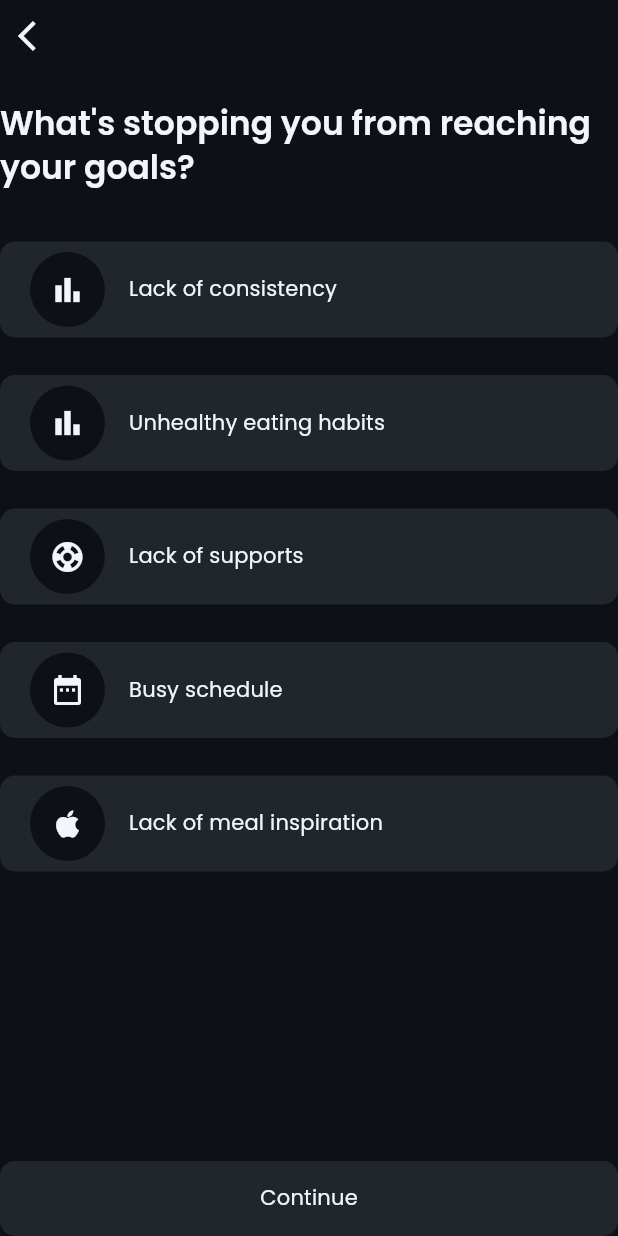
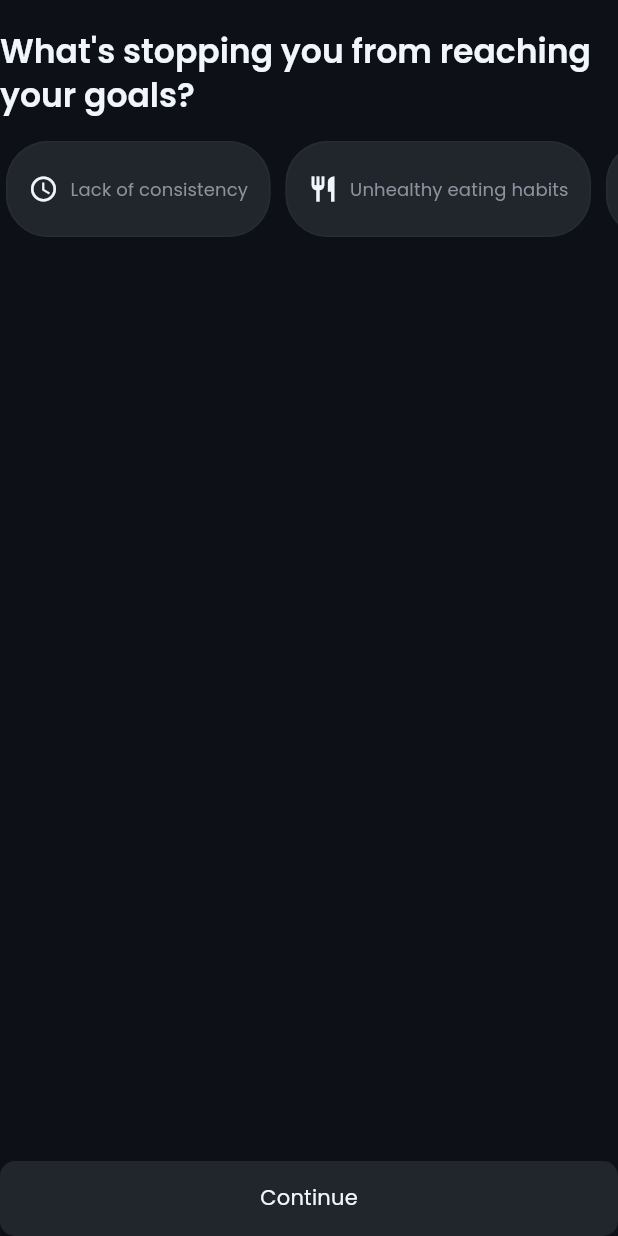
Before and after one commit to akrambel2115/macroaize, a Flutter app: the StoppingGoalView widget shown alone on an empty page, opened directly, on a phone screen of 412 x 824 dp. Run offline on Flutter 3.47's test engine with Material 3 defaults, Android fonts, the phone set to English and light mode, and no system bars; our stand-ins replace camera, carousel_slider, fluttertoast, get, image_cropper, image_picker and 6 more; missing offline and left inert: dart_openai; accounts and stored records are empty; project files that could hold a hidden picture were left out.

Commit message:
Refactor StoppingGoalView to use horizontal chips and Lottie

```diff
--- a/lib/screens/SignUpScreens/SignUpViews/StoppingGoalView.dart
+++ b/lib/screens/SignUpScreens/SignUpViews/StoppingGoalView.dart
@@ -1,7 +1,8 @@
 import 'package:flutter/material.dart';
 import 'package:foodcalorietracker/screens/SignUpScreens/SignUpController.dart';
+import 'package:foodcalorietracker/constant/AppColor.dart';
 import 'package:get/get.dart';
-import '../../../widgets/AppWidgets.dart';
+import 'package:lottie/lottie.dart';
 
 class StoppingGoalView extends GetView<SignUpController> {
   const StoppingGoalView({super.key});
@@ -11,196 +12,107 @@ class StoppingGoalView extends GetView<SignUpController> {
     return Column(
       crossAxisAlignment: CrossAxisAlignment.start,
       children: [
-        AppWidgets.backButton(context, () {
-          Get.back();
-        }),
+        // Back button handled by the SignUp scaffold
         Text(
           "What's stopping you from reaching your goals?".tr,
           style: context.theme.textTheme.headlineLarge,
-        ).paddingOnly(top: 20, bottom: 20),
-        GestureDetector(
-          onTap: () {
-            controller.onChangeStoppingGoal("Lack of consistency");
-          },
-          child: GetBuilder<SignUpController>(
-            builder: (controller) {
-              return Container(
-                padding: EdgeInsets.all(4),
+        ).paddingOnly(top: 20, bottom: 16),
+
+        // Horizontal scrollable chips
+        GetBuilder<SignUpController>(builder: (c) {
+          final items = <Map<String, dynamic>>[
+            {"label": "Lack of consistency".tr, "icon": Icons.schedule, "asset": 'assets/lottie/inconsistence.json'},
+            {"label": "Unhealthy eating habits".tr, "icon": Icons.restaurant, "asset": 'assets/lottie/unhealthy.json'},
+            {"label": "Lack of supports".tr, "icon": Icons.group_off, "asset": 'assets/lottie/lackSupport.json'},
+            {"label": "Busy schedule".tr, "icon": Icons.calendar_month, "asset": 'assets/lottie/busy.json'},
+            {"label": "Lack of meal inspiration".tr, "icon": Icons.lightbulb, "asset": 'assets/lottie/lackInspiration.json'},
+          ];
+          return SizedBox(
+            height: 64,
+            child: ListView.separated(
+              scrollDirection: Axis.horizontal,
+              padding: const EdgeInsets.symmetric(horizontal: 4),
+              itemCount: items.length,
+              separatorBuilder: (_, __) => const SizedBox(width: 10),
+              itemBuilder: (context, index) {
+                final label = items[index]['label'] as String;
+                final icon = items[index]['icon'] as IconData;
+                final bool selected = c.selectedStoppingGoal == label;
+                return GestureDetector(
+                  onTap: () => c.onChangeStoppingGoal(label),
+                  child: AnimatedContainer(
+                    duration: const Duration(milliseconds: 260),
+                    curve: Curves.easeInOut,
+                    padding: EdgeInsets.symmetric(
+                      horizontal: selected ? 16 : 14,
+                      vertical: 10,
+                    ),
                     decoration: BoxDecoration(
-                  color:
-                      controller.selectedStoppingGoal == "Lack of consistency"
-                          ? context.theme.focusColor
-                          : context.theme.cardColor,
-                  borderRadius: BorderRadius.circular(10),
+                      gradient: selected ? AppColor.primaryGradient : null,
+                      color: selected ? null : context.theme.cardColor,
+                      borderRadius: BorderRadius.circular(28),
+                      border: selected ? null : Border.all(color: context.theme.dividerColor.withOpacity(0.4)),
+                      boxShadow: selected
+                          ? [BoxShadow(color: Colors.black.withOpacity(0.06), blurRadius: 10, offset: const Offset(0, 4))]
+                          : null,
                     ),
-                child: ListTile(
-                  title: Text(
-                    "Lack of consistency".tr,
-                    style: context.theme.textTheme.titleMedium,
+                    child: Row(
+                      mainAxisSize: MainAxisSize.min,
+                      children: [
+                        Icon(
+                          icon,
+                          size: 20,
+                          color: selected ? Colors.white : context.theme.primaryColor,
                         ),
-
-                  leading: Container(
-                    height: 50,
-                    width: 50,
-                    padding: EdgeInsets.all(10),
-                    decoration: BoxDecoration(
-                      shape: BoxShape.circle,
-                      color: context.theme.scaffoldBackgroundColor,
+                        const SizedBox(width: 8),
+                        AnimatedDefaultTextStyle(
+                          duration: const Duration(milliseconds: 260),
+                          style: context.theme.textTheme.titleSmall!.copyWith(
+                            color: selected ? Colors.white : context.theme.textTheme.titleSmall!.color,
+                            fontWeight: selected ? FontWeight.w700 : FontWeight.w500,
                           ),
-                    child: Icon(Icons.bar_chart),
+                          child: Text(label),
+                        ),
+                      ],
                     ),
                   ),
-              ).paddingOnly(bottom: 10, top: 15);
+                );
               },
             ),
-        ),
-        GestureDetector(
-          onTap: () {
-            controller.onChangeStoppingGoal("Unhealthy eating habits");
-          },
-          child: GetBuilder<SignUpController>(
-            builder: (controller) {
-              return Container(
-                padding: EdgeInsets.all(4),
-                decoration: BoxDecoration(
-                  color:
-                      controller.selectedStoppingGoal ==
-                              "Unhealthy eating habits"
-                          ? context.theme.focusColor
-                          : context.theme.cardColor,
-                  borderRadius: BorderRadius.circular(10),
-                ),
-                child: ListTile(
-                  title: Text(
-                    "Unhealthy eating habits".tr,
-                    style: context.theme.textTheme.titleMedium,
-                  ),
+          );
+        }),
 
-                  leading: Container(
-                    height: 50,
-                    width: 50,
-                    padding: EdgeInsets.all(10),
-                    decoration: BoxDecoration(
-                      shape: BoxShape.circle,
-                      color: context.theme.scaffoldBackgroundColor,
-                    ),
-                    child: Icon(Icons.bar_chart),
+        const SizedBox(height: 14),
+        // Lottie preview that expands to fill the remaining space
+        GetBuilder<SignUpController>(builder: (c) {
+          final items = <Map<String, dynamic>>[
+            {"label": "Lack of consistency".tr, "asset": 'assets/lottie/inconsistence.json'},
+            {"label": "Unhealthy eating habits".tr, "asset": 'assets/lottie/unhealthy.json'},
+            {"label": "Lack of supports".tr, "asset": 'assets/lottie/lackSupport.json'},
+            {"label": "Busy schedule".tr, "asset": 'assets/lottie/busy.json'},
+            {"label": "Lack of meal inspiration".tr, "asset": 'assets/lottie/lackInspiration.json'},
+          ];
+          final sel = c.selectedStoppingGoal;
+          final matched = sel.isNotEmpty ? items.firstWhere((it) => it['label'] == sel, orElse: () => {}) : {};
+          final asset = matched.isNotEmpty ? matched['asset'] as String : null;
+            return Expanded(
+              child: Center(
+                child: asset == null
+                    ? const SizedBox.shrink()
+                    : SizedBox.expand(
+                        child: FittedBox(
+                          fit: BoxFit.contain,
+                          child: SizedBox(
+                            width: MediaQuery.of(context).size.width * 0.9,
+                            child: Lottie.asset(asset, repeat: true),
                           ),
                         ),
-              ).paddingOnly(bottom: 10, top: 15);
-            },
                       ),
               ),
-        GestureDetector(
-          onTap: () {
-            controller.onChangeStoppingGoal("Lack of supports");
-          },
-          child: GetBuilder<SignUpController>(
-            builder: (controller) {
-              return Container(
-                padding: EdgeInsets.all(4),
-                decoration: BoxDecoration(
-                  color:
-                      controller.selectedStoppingGoal == "Lack of supports"
-                          ? context.theme.focusColor
-                          : context.theme.cardColor,
-                  borderRadius: BorderRadius.circular(10),
-                ),
-                child: ListTile(
-                  title: Text(
-                    "Lack of supports".tr,
-                    style: context.theme.textTheme.titleMedium,
-                  ),
+            );
+        }),
 
-                  leading: Container(
-                    height: 50,
-                    width: 50,
-                    padding: EdgeInsets.all(10),
-                    decoration: BoxDecoration(
-                      shape: BoxShape.circle,
-                      color: context.theme.scaffoldBackgroundColor,
-                    ),
-                    child: Icon(Icons.support),
-                  ),
-                ),
-              ).paddingOnly(bottom: 10, top: 15);
-            },
-          ),
-        ),
-        GestureDetector(
-          onTap: () {
-            controller.onChangeStoppingGoal("Busy schedule");
-          },
-          child: GetBuilder<SignUpController>(
-            builder: (controller) {
-              return Container(
-                padding: EdgeInsets.all(4),
-                decoration: BoxDecoration(
-                  color:
-                      controller.selectedStoppingGoal == "Busy schedule"
-                          ? context.theme.focusColor
-                          : context.theme.cardColor,
-                  borderRadius: BorderRadius.circular(10),
-                ),
-                child: ListTile(
-                  title: Text(
-                    "Busy schedule".tr,
-                    style: context.theme.textTheme.titleMedium,
-                  ),
-
-                  leading: Container(
-                    height: 50,
-                    width: 50,
-                    padding: EdgeInsets.all(10),
-                    decoration: BoxDecoration(
-                      shape: BoxShape.circle,
-                      color: context.theme.scaffoldBackgroundColor,
-                    ),
-                    child: Icon(Icons.date_range),
-                  ),
-                ),
-              ).paddingOnly(bottom: 10, top: 15);
-            },
-          ),
-        ),
-        GestureDetector(
-          onTap: () {
-            controller.onChangeStoppingGoal("Lack of meal inspiration");
-          },
-          child: GetBuilder<SignUpController>(
-            builder: (controller) {
-              return Container(
-                padding: EdgeInsets.all(4),
-                decoration: BoxDecoration(
-                  color:
-                      controller.selectedStoppingGoal ==
-                              "Lack of meal inspiration"
-                          ? context.theme.focusColor
-                          : context.theme.cardColor,
-                  borderRadius: BorderRadius.circular(10),
-                ),
-                child: ListTile(
-                  title: Text(
-                    "Lack of meal inspiration".tr,
-                    style: context.theme.textTheme.titleMedium,
-                  ),
-
-                  leading: Container(
-                    height: 50,
-                    width: 50,
-                    padding: EdgeInsets.all(10),
-                    decoration: BoxDecoration(
-                      shape: BoxShape.circle,
-                      color: context.theme.scaffoldBackgroundColor,
-                    ),
-                    child: Icon(Icons.apple),
-                  ),
-                ),
-              ).paddingOnly(bottom: 10, top: 15);
-            },
-          ),
-        ),
-        Spacer(),
+          // Removed Spacer() so Expanded Lottie area can occupy available space
         GetBuilder<SignUpController>(
           builder: (controller) {
             return GestureDetector(
```
Lines whose indentation alone changed are shown as unchanged.
